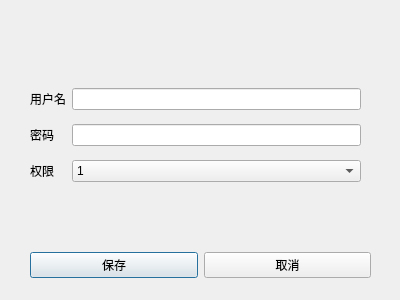
Before: the Qt Designer form dialog_adduser.ui in Mrlaolu/QtStudentDatabase, drawn with Qt 5.
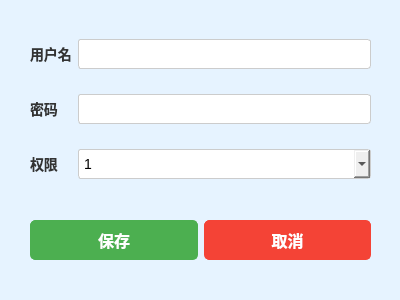
After: the same form once the commit is applied.

```diff
--- a/dialog_adduser.ui
+++ b/dialog_adduser.ui
@@ -10,27 +10,49 @@
     <height>300</height>
    </rect>
   </property>
-  <property name="sizePolicy">
-   <sizepolicy hsizetype="Preferred" vsizetype="Preferred">
-    <horstretch>0</horstretch>
-    <verstretch>0</verstretch>
-   </sizepolicy>
-  </property>
   <property name="windowTitle">
-   <string>Dialog</string>
+   <string>添加用户</string>
+  </property>
+  <property name="styleSheet">
+   <string>
+     QDialog {
+        background-color: #e6f3ff;
+        font-family: "Segoe UI", sans-serif;
+     }
+   </string>
   </property>
   <widget class="QWidget" name="layoutWidget">
    <property name="geometry">
     <rect>
      <x>30</x>
-     <y>250</y>
+     <y>220</y>
      <width>341</width>
-     <height>30</height>
+     <height>40</height>
     </rect>
    </property>
    <layout class="QHBoxLayout" name="horizontalLayout">
     <item>
      <widget class="QPushButton" name="pushButton_save">
+      <property name="styleSheet">
+       <string>
+         QPushButton {
+            background-color: #4CAF50;
+            color: white;
+            font-size: 16px;
+            font-weight: bold;
+            border-radius: 5px;
+            padding: 10px 20px;
+            border: 1px solid #4CAF50;
+            min-width: 100px;
+         }
+         QPushButton:hover {
+            background-color: #45a049;
+         }
+         QPushButton:pressed {
+            background-color: #388E3C;
+         }
+       </string>
+      </property>
       <property name="text">
        <string>保存</string>
       </property>
@@ -38,6 +60,26 @@
     </item>
     <item>
      <widget class="QPushButton" name="pushButton_cancel">
+      <property name="styleSheet">
+       <string>
+         QPushButton {
+            background-color: #f44336;
+            color: white;
+            font-size: 16px;
+            font-weight: bold;
+            border-radius: 5px;
+            padding: 10px 20px;
+            border: 1px solid #f44336;
+            min-width: 100px;
+         }
+         QPushButton:hover {
+            background-color: #e53935;
+         }
+         QPushButton:pressed {
+            background-color: #d32f2f;
+         }
+       </string>
+      </property>
       <property name="text">
        <string>取消</string>
       </property>
@@ -45,35 +87,107 @@
     </item>
    </layout>
   </widget>
-  <widget class="QWidget" name="layoutWidget">
+  <widget class="QWidget" name="layoutWidget_2">
    <property name="geometry">
     <rect>
      <x>30</x>
-     <y>80</y>
-     <width>331</width>
-     <height>111</height>
+     <y>20</y>
+     <width>341</width>
+     <height>180</height>
     </rect>
    </property>
    <layout class="QGridLayout" name="gridLayout">
-    <item row="1" column="1">
-     <widget class="QLineEdit" name="lineEdit_Password"/>
-    </item>
-    <item row="1" column="0">
-     <widget class="QLabel" name="label_2">
-      <property name="text">
-       <string>密码</string>
-      </property>
-     </widget>
-    </item>
     <item row="0" column="0">
-     <widget class="QLabel" name="label">
+     <widget class="QLabel" name="label_Username">
+      <property name="styleSheet">
+       <string>
+         QLabel {
+            font-size: 14px;
+            font-weight: bold;
+            color: #333;
+         }
+       </string>
+      </property>
       <property name="text">
        <string>用户名</string>
       </property>
      </widget>
     </item>
+    <item row="0" column="1">
+     <widget class="QLineEdit" name="lineEdit_Username">
+      <property name="styleSheet">
+       <string>
+         QLineEdit {
+            font-size: 14px;
+            padding: 5px;
+            border: 1px solid #ccc;
+            border-radius: 3px;
+         }
+       </string>
+      </property>
+     </widget>
+    </item>
+    <item row="1" column="0">
+     <widget class="QLabel" name="label_Password">
+      <property name="styleSheet">
+       <string>
+         QLabel {
+            font-size: 14px;
+            font-weight: bold;
+            color: #333;
+         }
+       </string>
+      </property>
+      <property name="text">
+       <string>密码</string>
+      </property>
+     </widget>
+    </item>
+    <item row="1" column="1">
+     <widget class="QLineEdit" name="lineEdit_Password">
+      <property name="styleSheet">
+       <string>
+         QLineEdit {
+            font-size: 14px;
+            padding: 5px;
+            border: 1px solid #ccc;
+            border-radius: 3px;
+         }
+       </string>
+      </property>
+      <property name="echoMode">
+       <enum>QLineEdit::Password</enum>
+      </property>
+     </widget>
+    </item>
+    <item row="2" column="0">
+     <widget class="QLabel" name="label_Access">
+      <property name="styleSheet">
+       <string>
+         QLabel {
+            font-size: 14px;
+            font-weight: bold;
+            color: #333;
+         }
+       </string>
+      </property>
+      <property name="text">
+       <string>权限</string>
+      </property>
+     </widget>
+    </item>
     <item row="2" column="1">
      <widget class="QComboBox" name="comboBox_Access">
+      <property name="styleSheet">
+       <string>
+         QComboBox {
+            font-size: 14px;
+            padding: 5px;
+            border: 1px solid #ccc;
+            border-radius: 3px;
+         }
+       </string>
+      </property>
       <item>
        <property name="text">
         <string>1</string>
@@ -86,16 +200,6 @@
       </item>
      </widget>
     </item>
-    <item row="2" column="0">
-     <widget class="QLabel" name="label_3">
-      <property name="text">
-       <string>权限</string>
-      </property>
-     </widget>
-    </item>
-    <item row="0" column="1">
-     <widget class="QLineEdit" name="lineEdit_Username"/>
-    </item>
    </layout>
   </widget>
  </widget>
```
